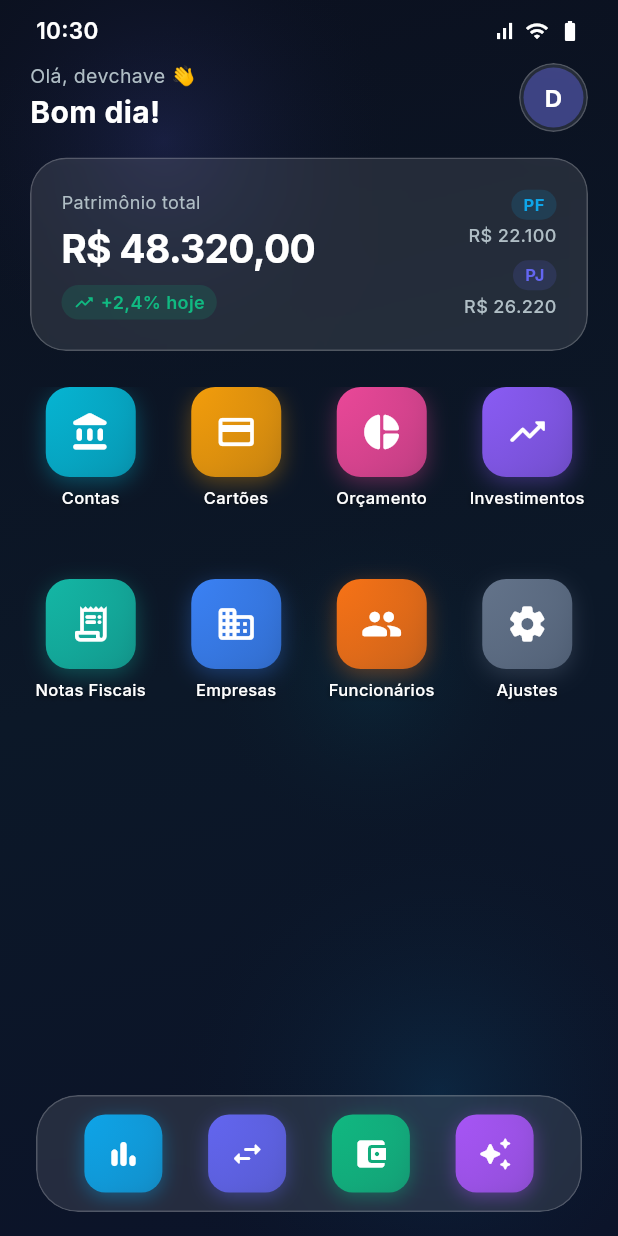
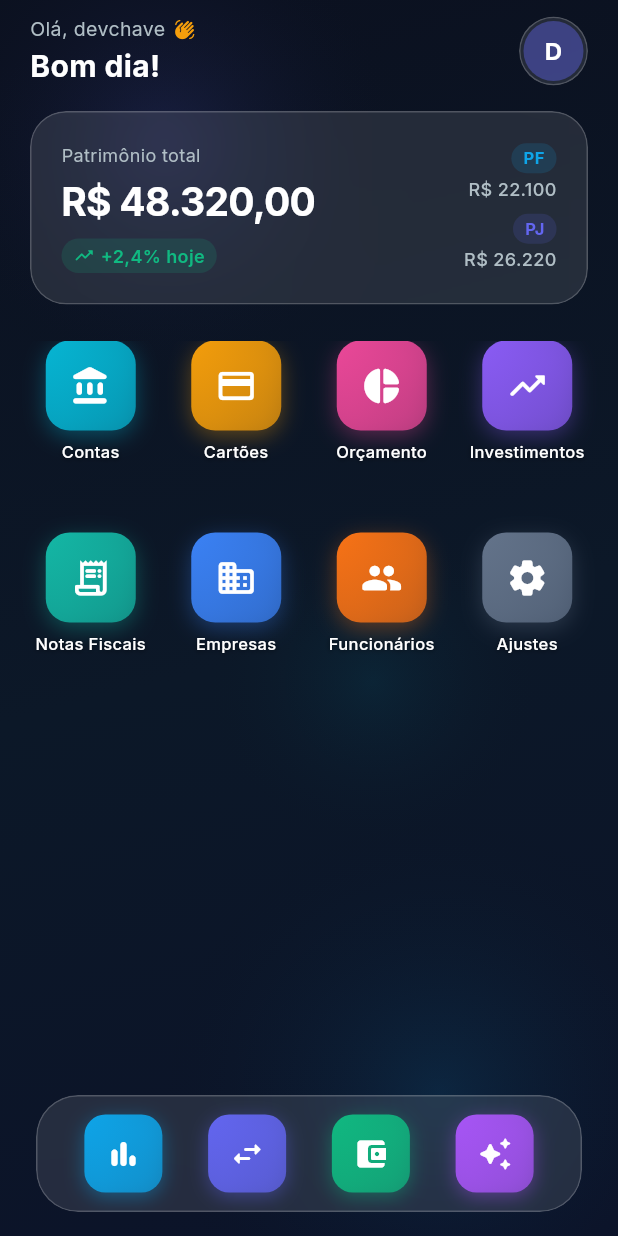
Before and after one commit to devchave/MaestroFinancas, a Flutter app: the HomeScreen screen opened by its route, on a phone screen of 412 x 824 dp. Run offline on Flutter 3.47's test engine with Material 3 defaults, Android fonts, the phone set to English and light mode, and no system bars; drawn by our look-alikes of flutter_animate; our stand-ins replace go_router, google_fonts.

Commit message:
Remove status bar and emojis from app screens
- HomeScreen: removed fake status bar (clock, wifi, battery, signal)
- HomeScreen: replaced waving hand emoji with Icons.waving_hand_rounded
- ToolPlaceholderScreen: replaced construction emoji with Icons.construction_rounded

https://claude.ai/code/session_011YfDwKA5sEXCSYcbTsZePf

```diff
--- a/app/lib/screens/home/home_screen.dart
+++ b/app/lib/screens/home/home_screen.dart
@@ -38,20 +38,12 @@ class _HomeScreenState extends State<HomeScreen> {
 
   @override
   Widget build(BuildContext context) {
-    final size = MediaQuery.of(context).size;
-    final now = DateTime.now();
-    final timeStr =
-        '${now.hour.toString().padLeft(2, '0')}:${now.minute.toString().padLeft(2, '0')}';
-
     return Scaffold(
       body: AnimatedBackground(
         child: SafeArea(
           child: Column(
             children: [
-              // Status bar
-              _StatusBar(time: timeStr),
-
-              // User greeting
+              const SizedBox(height: 10),
               _GreetingBar().animate().fadeIn(delay: 200.ms),
 
               // Saldo card
@@ -136,36 +128,6 @@ class _HomeScreenState extends State<HomeScreen> {
   }
 }
 
-class _StatusBar extends StatelessWidget {
-  final String time;
-  const _StatusBar({required this.time});
-
-  @override
-  Widget build(BuildContext context) {
-    return Padding(
-      padding: const EdgeInsets.symmetric(horizontal: 24, vertical: 10),
-      child: Row(
-        children: [
-          Text(
-            time,
-            style: GoogleFonts.inter(
-              color: Colors.white,
-              fontWeight: FontWeight.w600,
-              fontSize: 15,
-            ),
-          ),
-          const Spacer(),
-          const Icon(Icons.signal_cellular_alt, color: Colors.white, size: 16),
-          const SizedBox(width: 6),
-          const Icon(Icons.wifi, color: Colors.white, size: 16),
-          const SizedBox(width: 6),
-          const Icon(Icons.battery_full, color: Colors.white, size: 16),
-        ],
-      ),
-    );
-  }
-}
-
 class _GreetingBar extends StatelessWidget {
   @override
   Widget build(BuildContext context) {
@@ -176,12 +138,22 @@ class _GreetingBar extends StatelessWidget {
           Column(
             crossAxisAlignment: CrossAxisAlignment.start,
             children: [
-              Text(
-                'Olá, devchave 👋',
-                style: GoogleFonts.inter(
-                  color: AppColors.textSecondary,
-                  fontSize: 13,
-                ),
+              Row(
+                children: [
+                  Text(
+                    'Olá, devchave',
+                    style: GoogleFonts.inter(
+                      color: AppColors.textSecondary,
+                      fontSize: 13,
+                    ),
+                  ),
+                  const SizedBox(width: 6),
+                  const Icon(
+                    Icons.waving_hand_rounded,
+                    color: Color(0xFFF59E0B),
+                    size: 14,
+                  ),
+                ],
               ),
               Text(
                 'Bom dia!',
--- a/app/lib/screens/tools/tool_placeholder_screen.dart
+++ b/app/lib/screens/tools/tool_placeholder_screen.dart
@@ -133,13 +133,21 @@ class ToolPlaceholderScreen extends StatelessWidget {
                               color: tool.color.withValues(alpha: 0.12),
                               borderRadius: BorderRadius.circular(20),
                             ),
-                            child: Text(
-                              '🚧 Em breve',
-                              style: GoogleFonts.inter(
-                                color: tool.color,
-                                fontWeight: FontWeight.w600,
-                                fontSize: 14,
-                              ),
+                            child: Row(
+                              mainAxisSize: MainAxisSize.min,
+                              children: [
+                                Icon(Icons.construction_rounded,
+                                    color: tool.color, size: 16),
+                                const SizedBox(width: 6),
+                                Text(
+                                  'Em breve',
+                                  style: GoogleFonts.inter(
+                                    color: tool.color,
+                                    fontWeight: FontWeight.w600,
+                                    fontSize: 14,
+                                  ),
+                                ),
+                              ],
                             ),
                           ),
                         ],
```
